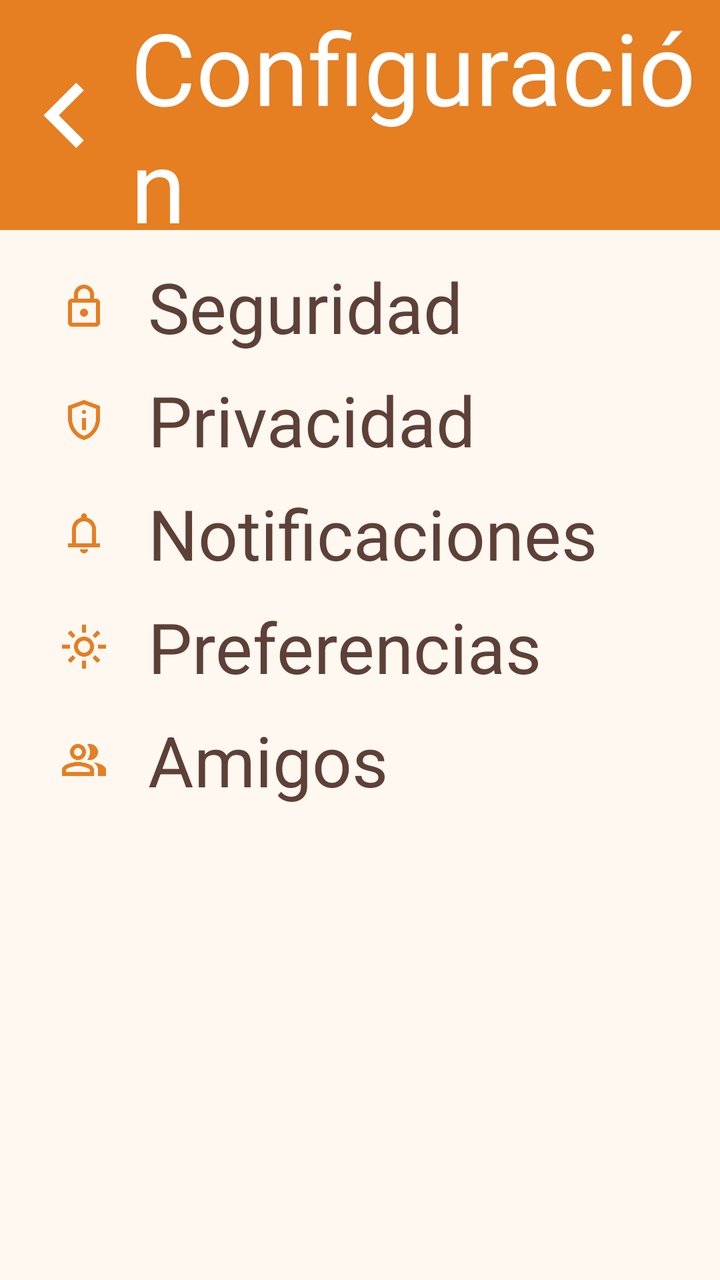
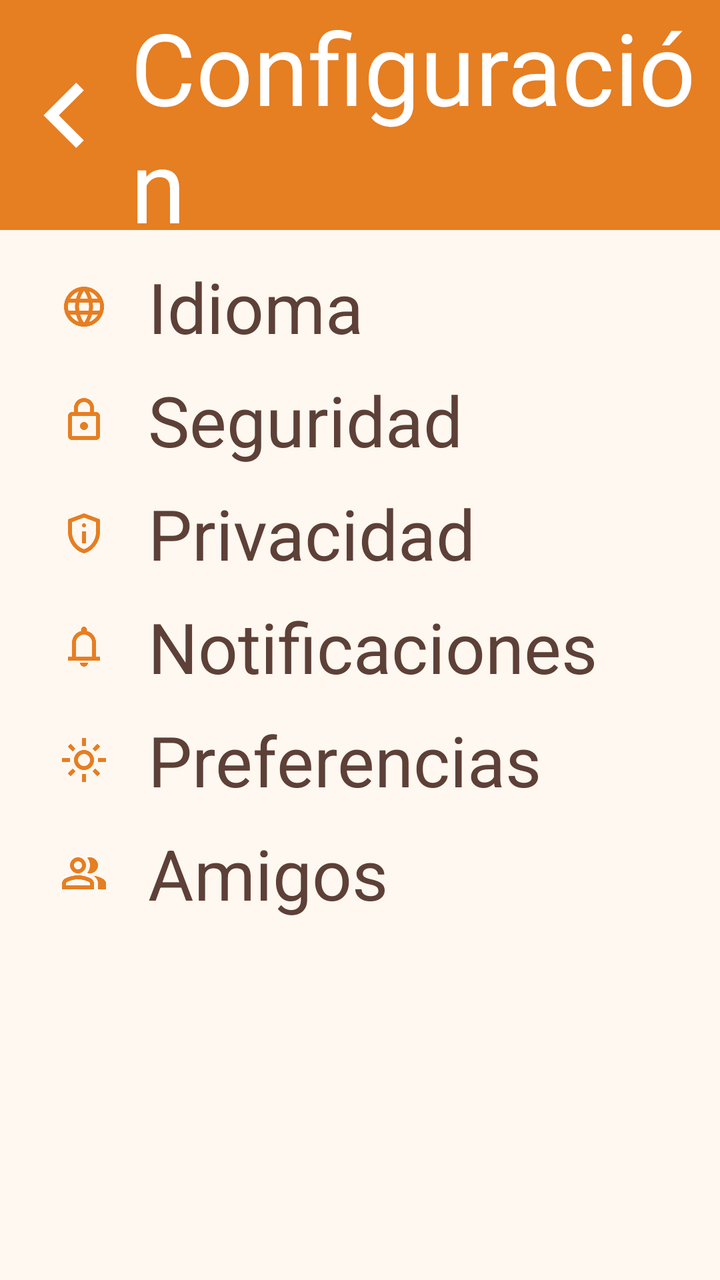

Compare the two renders of this Android layout. The source of the first and the diff that turns it into the second are given below.
<!-- AndroidManifest.xml: application theme Theme.Activitat_05 -->
<!-- res/layout/activity_setting.xml -->
<?xml version="1.0" encoding="utf-8"?>
<androidx.constraintlayout.widget.ConstraintLayout xmlns:android="http://schemas.android.com/apk/res/android"
    xmlns:app="http://schemas.android.com/apk/res-auto"
    xmlns:tools="http://schemas.android.com/tools"
    android:id="@+id/main"
    android:layout_width="match_parent"
    android:layout_height="match_parent"
    tools:context=".SettingActivity">

    <LinearLayout
        android:id="@+id/title"
        android:layout_width="match_parent"
        android:layout_height="115dp"
        app:layout_constraintTop_toTopOf="parent"
        app:layout_constraintBottom_toTopOf="@+id/body"
        android:gravity="center"
        android:background="?attr/headerButtonsLink">

        <ImageView
            android:id="@+id/aSBack"
            android:layout_width="0dp"
            android:layout_height="match_parent"
            android:src="@drawable/back_24dp"
            android:layout_weight="0.2"/>
        <TextView
            android:layout_width="0dp"
            android:layout_height="wrap_content"
            android:text="@string/configuracion"
            android:textSize="50sp"
            android:layout_weight="0.9"
            android:textColor="?attr/headerButtonText"/>
    </LinearLayout>

    <LinearLayout
        android:id="@+id/body"
        android:layout_width="match_parent"
        android:layout_height="0dp"
        app:layout_constraintTop_toBottomOf="@+id/title"
        app:layout_constraintBottom_toBottomOf="parent"
        android:orientation="vertical"
        android:paddingTop="15dp"
        android:paddingLeft="30dp"
        android:background="?attr/body">

        <LinearLayout
            android:layout_width="match_parent"
            android:layout_height="wrap_content"
            android:layout_marginBottom="10dp">

            <LinearLayout
                android:layout_width="match_parent"
                android:layout_height="match_parent"
                android:orientation="horizontal">

                <ImageView
                    android:layout_width="wrap_content"
                    android:layout_height="match_parent"
                    android:src="@drawable/lock_24dp"
                    android:paddingEnd="20dp"/>
                <TextView
                    android:layout_width="wrap_content"
                    android:layout_height="match_parent"
                    android:text="@string/opcionSeguridad"
                    android:textSize="35sp"/>
            </LinearLayout>
        </LinearLayout>

        <LinearLayout
            android:layout_width="match_parent"
            android:layout_height="wrap_content"
            android:layout_marginBottom="10dp">

            <LinearLayout
                android:layout_width="match_parent"
                android:layout_height="match_parent">

                <ImageView
                    android:layout_width="wrap_content"
                    android:layout_height="match_parent"
                    android:src="@drawable/privacy_tip_24dp"
                    android:paddingEnd="20dp"/>
                <TextView
                    android:layout_width="wrap_content"
                    android:layout_height="wrap_content"
                    android:text="@string/opcionPrivacidad"
                    android:textSize="35sp"/>
            </LinearLayout>
        </LinearLayout>

        <LinearLayout
            android:layout_width="match_parent"
            android:layout_height="wrap_content"
            android:layout_marginBottom="10dp">

            <LinearLayout
                android:layout_width="match_parent"
                android:layout_height="match_parent">

                <ImageView
                    android:layout_width="wrap_content"
                    android:layout_height="match_parent"
                    android:src="@drawable/notifications_24dp"
                    android:paddingEnd="20dp"/>
                <TextView
                    android:layout_width="wrap_content"
                    android:layout_height="wrap_content"
                    android:text="@string/opcionNotificaciones"
                    android:textSize="35sp"/>
            </LinearLayout>
        </LinearLayout>

        <LinearLayout
            android:layout_width="match_parent"
            android:layout_height="wrap_content"
            android:layout_marginBottom="10dp">

            <ImageView
                android:layout_width="wrap_content"
                android:layout_height="match_parent"
                android:src="@drawable/preference_24dp"
                android:paddingEnd="20dp"/>
            <TextView
                android:layout_width="wrap_content"
                android:layout_height="wrap_content"
                android:text="@string/opcionPreferencias"
                android:textSize="35sp"/>
        </LinearLayout>

        <LinearLayout
            android:layout_width="match_parent"
            android:layout_height="wrap_content"
            android:layout_marginBottom="10dp">

            <LinearLayout
                android:layout_width="match_parent"
                android:layout_height="match_parent">

                <ImageView
                    android:layout_width="wrap_content"
                    android:layout_height="match_parent"
                    android:src="@drawable/friend_24dp"
                    android:paddingEnd="20dp"/>
                <TextView
                    android:layout_width="wrap_content"
                    android:layout_height="wrap_content"
                    android:text="@string/opcionAmigos"
                    android:textSize="35sp"/>
            </LinearLayout>
        </LinearLayout>
    </LinearLayout>

</androidx.constraintlayout.widget.ConstraintLayout>
<!-- resources referenced by this layout -->
<resources>
  <!-- drawable back_24dp (drawable) -->
  <vector xmlns:android="http://schemas.android.com/apk/res/android"
      android:width="24dp"
      android:height="24dp"
      android:viewportWidth="960"
      android:viewportHeight="960">
    <path
        android:pathData="M560,720 L320,480l240,-240 56,56 -184,184 184,184 -56,56Z"
        android:fillColor="#FFFFFF"/>
  </vector>
  <!-- drawable notifications_24dp (drawable) -->
  <vector xmlns:android="http://schemas.android.com/apk/res/android"
      android:width="24dp"
      android:height="24dp"
      android:viewportWidth="960"
      android:viewportHeight="960">
    <path
        android:pathData="M160,760v-80h80v-280q0,-83 50,-147.5T420,168v-28q0,-25 17.5,-42.5T480,80q25,0 42.5,17.5T540,140v28q80,20 130,84.5T720,400v280h80v80L160,760ZM480,460ZM480,880q-33,0 -56.5,-23.5T400,800h160q0,33 -23.5,56.5T480,880ZM320,680h320v-280q0,-66 -47,-113t-113,-47q-66,0 -113,47t-47,113v280Z"
        android:fillColor="#E67E22"/>
  </vector>
  <string name="configuracion">Configuración</string>
  <string name="opcionAmigos">Amigos</string>
  <string name="opcionNotificaciones">Notificaciones</string>
  <string name="opcionPreferencias">Preferencias</string>
  <string name="opcionPrivacidad">Privacidad</string>
  <string name="opcionSeguridad">Seguridad</string>
  <style name="Theme.Activitat_05" parent="Base.Theme.Activitat_05" />
  <style name="Base.Theme.Activitat_05" parent="Theme.Material3Expressive.DayNight.NoActionBar">
          
          <item name="headerButtonsLink">@color/headerButtonsLink</item>
          <item name="body">@color/body</item>
          <item name="footer">@color/footer</item>
          <item name="android:textColor">@color/textGeneral</item>
          <item name="headerButtonText">@color/headerButtonText</item>
      </style>
  <color name="headerButtonsLink">#E67E22</color>
  <color name="body">#FFF8F0</color>
  <color name="footer">#F8E4D9</color>
  <color name="textGeneral">#5D4037</color>
  <color name="headerButtonText">#FFFFFF</color>
  <!-- unchanged entries left out for length: 4 -->
</resources>

<!-- the commit's change to res/layout/activity_setting.xml (unified diff, before → after) -->
@@ -14,7 +14,7 @@
         app:layout_constraintTop_toTopOf="parent"
         app:layout_constraintBottom_toTopOf="@+id/body"
         android:gravity="center"
-        android:background="?attr/headerButtonsLink">
+        android:background="?attr/headerLink">
 
         <ImageView
             android:id="@+id/aSBack"
@@ -28,7 +28,7 @@
             android:text="@string/configuracion"
             android:textSize="50sp"
             android:layout_weight="0.9"
-            android:textColor="?attr/headerButtonText"/>
+            android:textColor="?attr/headerText"/>
     </LinearLayout>
 
     <LinearLayout
@@ -43,26 +43,22 @@
         android:background="?attr/body">
 
         <LinearLayout
+            android:id="@+id/aSOptionLanguages"
             android:layout_width="match_parent"
             android:layout_height="wrap_content"
             android:layout_marginBottom="10dp">
 
-            <LinearLayout
-                android:layout_width="match_parent"
+            <ImageView
+                android:layout_width="wrap_content"
                 android:layout_height="match_parent"
-                android:orientation="horizontal">
-
-                <ImageView
-                    android:layout_width="wrap_content"
-                    android:layout_height="match_parent"
-                    android:src="@drawable/lock_24dp"
-                    android:paddingEnd="20dp"/>
-                <TextView
-                    android:layout_width="wrap_content"
-                    android:layout_height="match_parent"
-                    android:text="@string/opcionSeguridad"
-                    android:textSize="35sp"/>
-            </LinearLayout>
+                android:src="@drawable/language_24dp"
+                android:paddingEnd="20dp"/>
+            <TextView
+                android:id="@+id/aSOptionLanguagesText"
+                android:layout_width="wrap_content"
+                android:layout_height="match_parent"
+                android:text="@string/opcionIdiomas"
+                android:textSize="35sp"/>
         </LinearLayout>
 
         <LinearLayout
@@ -70,21 +66,16 @@
             android:layout_height="wrap_content"
             android:layout_marginBottom="10dp">
 
-            <LinearLayout
-                android:layout_width="match_parent"
-                android:layout_height="match_parent">
-
-                <ImageView
-                    android:layout_width="wrap_content"
-                    android:layout_height="match_parent"
-                    android:src="@drawable/privacy_tip_24dp"
-                    android:paddingEnd="20dp"/>
-                <TextView
-                    android:layout_width="wrap_content"
-                    android:layout_height="wrap_content"
-                    android:text="@string/opcionPrivacidad"
-                    android:textSize="35sp"/>
-            </LinearLayout>
+            <ImageView
+                android:layout_width="wrap_content"
+                android:layout_height="match_parent"
+                android:src="@drawable/lock_24dp"
+                android:paddingEnd="20dp"/>
+            <TextView
+                android:layout_width="wrap_content"
+                android:layout_height="match_parent"
+                android:text="@string/opcionSeguridad"
+                android:textSize="35sp"/>
         </LinearLayout>
 
         <LinearLayout
@@ -92,21 +83,33 @@
             android:layout_height="wrap_content"
             android:layout_marginBottom="10dp">
 
-            <LinearLayout
-                android:layout_width="match_parent"
-                android:layout_height="match_parent">
+            <ImageView
+                android:layout_width="wrap_content"
+                android:layout_height="match_parent"
+                android:src="@drawable/privacy_tip_24dp"
+                android:paddingEnd="20dp"/>
+            <TextView
+                android:layout_width="wrap_content"
+                android:layout_height="wrap_content"
+                android:text="@string/opcionPrivacidad"
+                android:textSize="35sp"/>
+        </LinearLayout>
 
-                <ImageView
-                    android:layout_width="wrap_content"
-                    android:layout_height="match_parent"
-                    android:src="@drawable/notifications_24dp"
-                    android:paddingEnd="20dp"/>
-                <TextView
-                    android:layout_width="wrap_content"
-                    android:layout_height="wrap_content"
-                    android:text="@string/opcionNotificaciones"
-                    android:textSize="35sp"/>
-            </LinearLayout>
+        <LinearLayout
+            android:layout_width="match_parent"
+            android:layout_height="wrap_content"
+            android:layout_marginBottom="10dp">
+
+            <ImageView
+                android:layout_width="wrap_content"
+                android:layout_height="match_parent"
+                android:src="@drawable/notifications_24dp"
+                android:paddingEnd="20dp"/>
+            <TextView
+                android:layout_width="wrap_content"
+                android:layout_height="wrap_content"
+                android:text="@string/opcionNotificaciones"
+                android:textSize="35sp"/>
         </LinearLayout>
 
         <LinearLayout
@@ -131,21 +134,16 @@
             android:layout_height="wrap_content"
             android:layout_marginBottom="10dp">
 
-            <LinearLayout
-                android:layout_width="match_parent"
-                android:layout_height="match_parent">
-
-                <ImageView
-                    android:layout_width="wrap_content"
-                    android:layout_height="match_parent"
-                    android:src="@drawable/friend_24dp"
-                    android:paddingEnd="20dp"/>
-                <TextView
-                    android:layout_width="wrap_content"
-                    android:layout_height="wrap_content"
-                    android:text="@string/opcionAmigos"
-                    android:textSize="35sp"/>
-            </LinearLayout>
+            <ImageView
+                android:layout_width="wrap_content"
+                android:layout_height="match_parent"
+                android:src="@drawable/friend_24dp"
+                android:paddingEnd="20dp"/>
+            <TextView
+                android:layout_width="wrap_content"
+                android:layout_height="wrap_content"
+                android:text="@string/opcionAmigos"
+                android:textSize="35sp"/>
         </LinearLayout>
     </LinearLayout>
 
<!-- resource entries referenced after the edit -->
@@ -9,6 +9,16 @@
     <path
         android:pathData="M560,720 L320,480l240,-240 56,56 -184,184 184,184 -56,56Z"
         android:fillColor="#FFFFFF"/>
+  </vector>
+  <!-- drawable language_24dp (drawable) -->
+  <vector xmlns:android="http://schemas.android.com/apk/res/android"
+      android:width="24dp"
+      android:height="24dp"
+      android:viewportWidth="960"
+      android:viewportHeight="960">
+    <path
+        android:pathData="M325,848.5q-73,-31.5 -127.5,-86t-86,-127.5Q80,562 80,479.5t31.5,-155q31.5,-72.5 86,-127t127.5,-86Q398,80 480.5,80t155,31.5q72.5,31.5 127,86t86,127Q880,397 880,479.5T848.5,635q-31.5,73 -86,127.5t-127,86Q563,880 480.5,880T325,848.5ZM480,798q26,-36 45,-75t31,-83L404,640q12,44 31,83t45,75ZM376,782q-18,-33 -31.5,-68.5T322,640L204,640q29,50 72.5,87t99.5,55ZM584,782q56,-18 99.5,-55t72.5,-87L638,640q-9,38 -22.5,73.5T584,782ZM170,560h136q-3,-20 -4.5,-39.5T300,480q0,-21 1.5,-40.5T306,400L170,400q-5,20 -7.5,39.5T160,480q0,21 2.5,40.5T170,560ZM386,560h188q3,-20 4.5,-39.5T580,480q0,-21 -1.5,-40.5T574,400L386,400q-3,20 -4.5,39.5T380,480q0,21 1.5,40.5T386,560ZM654,560h136q5,-20 7.5,-39.5T800,480q0,-21 -2.5,-40.5T790,400L654,400q3,20 4.5,39.5T660,480q0,21 -1.5,40.5T654,560ZM638,320h118q-29,-50 -72.5,-87T584,178q18,33 31.5,68.5T638,320ZM404,320h152q-12,-44 -31,-83t-45,-75q-26,36 -45,75t-31,83ZM204,320h118q9,-38 22.5,-73.5T376,178q-56,18 -99.5,55T204,320Z"
+        android:fillColor="#E67E22"/>
   </vector>
   <!-- drawable notifications_24dp (drawable) -->
   <vector xmlns:android="http://schemas.android.com/apk/res/android"
@@ -22,6 +32,7 @@
   </vector>
   <string name="configuracion">Configuración</string>
   <string name="opcionAmigos">Amigos</string>
+  <string name="opcionIdiomas">Idioma</string>
   <string name="opcionNotificaciones">Notificaciones</string>
   <string name="opcionPreferencias">Preferencias</string>
   <string name="opcionPrivacidad">Privacidad</string>
@@ -29,17 +40,23 @@
   <style name="Theme.Activitat_05" parent="Base.Theme.Activitat_05" />
   <style name="Base.Theme.Activitat_05" parent="Theme.Material3Expressive.DayNight.NoActionBar">
           
-          <item name="headerButtonsLink">@color/headerButtonsLink</item>
+          <item name="headerLink">@color/headerLink</item>
+          <item name="colorPrimary">@color/headerLink</item>
+  
           <item name="body">@color/body</item>
+  
           <item name="footer">@color/footer</item>
+  
           <item name="android:textColor">@color/textGeneral</item>
-          <item name="headerButtonText">@color/headerButtonText</item>
+  
+          <item name="headerText">@color/headerText</item>
+          <item name="colorOnPrimary">@color/headerText</item>
       </style>
-  <color name="headerButtonsLink">#E67E22</color>
+  <color name="headerLink">#E67E22</color>
   <color name="body">#FFF8F0</color>
   <color name="footer">#F8E4D9</color>
   <color name="textGeneral">#5D4037</color>
-  <color name="headerButtonText">#FFFFFF</color>
+  <color name="headerText">#FFFFFF</color>
   <!-- unchanged entries left out for length: 4 -->
 </resources>
 
